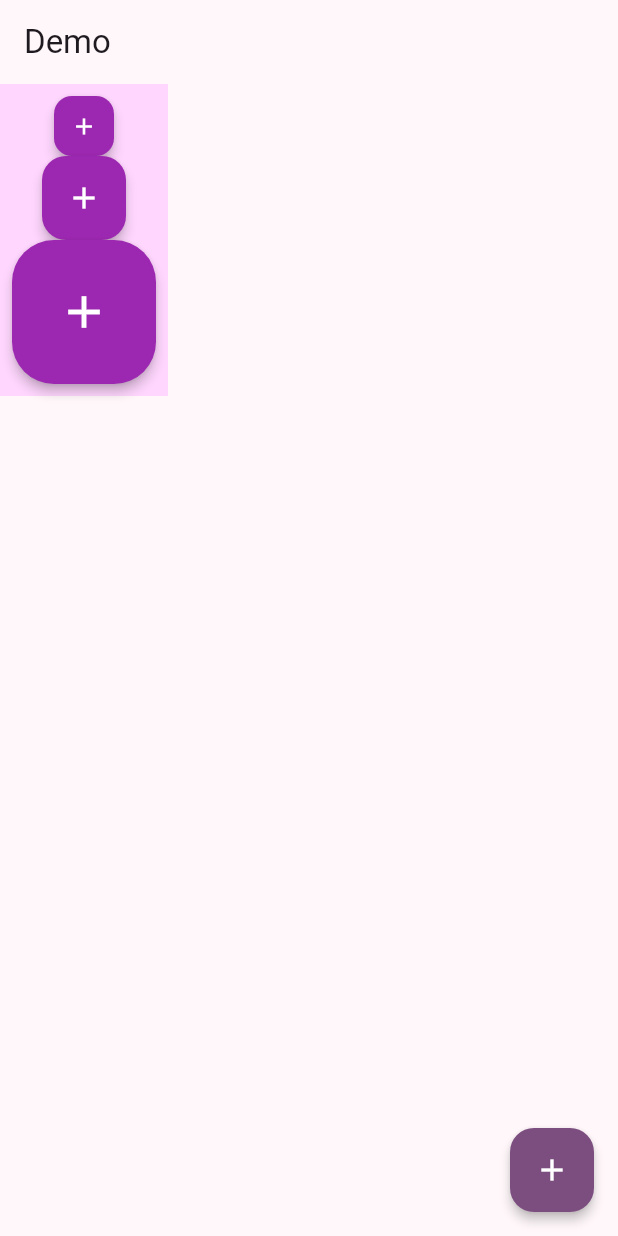
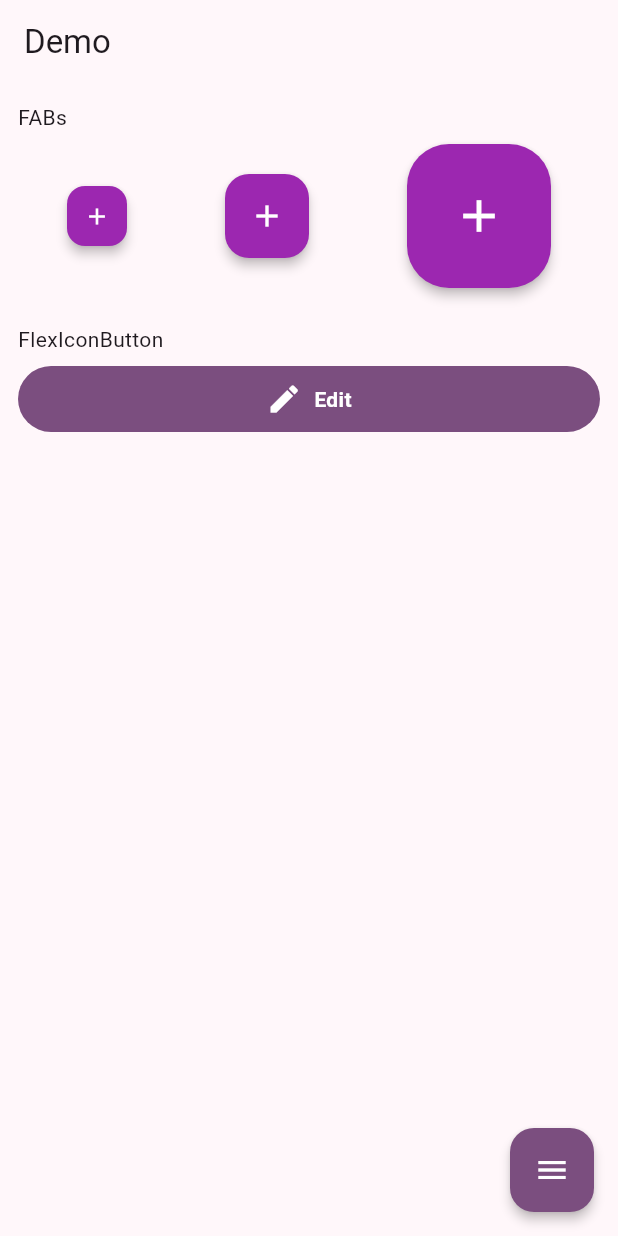
Before and after one commit to pochipochi-tudoi/m3_expressive_flutter, a Flutter app: the screen it shows after launch, on a phone screen of 412 x 824 dp. Run offline on Flutter 3.47's test engine with Material 3 defaults, Android fonts, the phone set to English and light mode, and no system bars.

Commit message:
feat: add FlexIconButton and CircularIconButton components; enhance M3eFab with menu functionality

```diff
--- a/example/lib/main.dart
+++ b/example/lib/main.dart
@@ -22,27 +22,19 @@ class MyApp extends StatelessWidget {
 
 class MyHomePage extends StatelessWidget {
   const MyHomePage({super.key});
-
   @override
   Widget build(BuildContext context) {
+    final primaryColor = Colors.grey;
+
     return Scaffold(
-      appBar: AppBar(title: Text('Demo')),
-      body: Column(children: [_Container(child: const _Fabs())]),
-      floatingActionButton: M3eFab.regular(
-        icon: const Icon(Icons.add),
-        color: Theme.of(context).colorScheme.primary,
-        onPressed: () {},
-      ),
-    );
-  }
-}
-
-class _Fabs extends StatelessWidget {
-  const _Fabs();
-
-  @override
-  Widget build(BuildContext context) {
-    return Column(
+      appBar: AppBar(title: const Text('Demo')),
+      body: ListView(
+        padding: const EdgeInsets.all(12),
+        children: [
+          const Text('FABs'),
+          const SizedBox(height: 8),
+          Row(
+            mainAxisAlignment: MainAxisAlignment.spaceAround,
             children: [
               M3eFab.small(
                 icon: const Icon(Icons.add),
@@ -60,19 +52,46 @@ class _Fabs extends StatelessWidget {
                 onPressed: () {},
               ),
             ],
+          ),
+          const SizedBox(height: 24),
+          const Text('FlexIconButton'),
+          const SizedBox(height: 8),
+          FlexIconButton(
+            icon: const Icon(Icons.edit),
+            fillColor: Theme.of(context).colorScheme.primary,
+            text: 'Edit',
+            onPressed: () {},
+          ),
+        ],
+      ),
+      floatingActionButton: M3eFab.menu(
+        child: Column(
+          children: [
+            FlexIconButton(
+              icon: const Icon(Icons.edit),
+              fillColor: primaryColor,
+              text: 'Edit',
+              onPressed: () {},
+            ),
+            const SizedBox(height: 8),
+            FlexIconButton(
+              icon: const Icon(Icons.train),
+              fillColor: primaryColor,
+              text: 'Train',
+              onPressed: () {},
+            ),
+            const SizedBox(height: 8),
+            FlexIconButton(
+              icon: const Icon(Icons.share),
+              fillColor: primaryColor,
+              text: 'Share',
+              onPressed: () {},
+            ),
+          ],
+        ),
+        color: Theme.of(context).colorScheme.primary,
+        icon: Icons.menu,
+      ),
     );
   }
 }
-
-class _Container extends StatelessWidget {
-  final Widget child;
-  const _Container({required this.child});
-
-  @override
-  Widget build(BuildContext context) {
-    return Container(
-      color: Theme.of(context).colorScheme.primaryContainer,
-      child: Padding(padding: const EdgeInsets.all(8.0), child: child),
-    );
-  }
-}
--- a/lib/m3_expressive_flutter.dart
+++ b/lib/m3_expressive_flutter.dart
@@ -1,2 +1,3 @@
 export 'src/shapes.dart';
 export 'src/fab/m3e_fab.dart';
+export 'src/button/flex_icon_button.dart';
--- /dev/null
+++ b/lib/src/button/circular_icon_button.dart
@@ -0,0 +1,84 @@
+import 'package:flutter/material.dart';
+
+/// A circular icon button typically used in FAB menus.
+/// Provides a Material Design circular button with an icon.
+class CircularIconButton extends StatelessWidget {
+  /// The icon to display inside the button
+  final Widget icon;
+
+  /// Button background color. If null, uses Theme's primaryContainer.
+  final Color? backgroundColor;
+
+  /// Icon color. If null, automatically calculated based on background.
+  final Color? iconColor;
+
+  /// Button diameter. Defaults to 48 for standard touch target.
+  final double size;
+
+  /// Elevation for shadow effect.
+  final double elevation;
+
+  /// Callback when button is pressed.
+  final VoidCallback? onPressed;
+
+  /// Tooltip message for accessibility.
+  final String? tooltip;
+
+  const CircularIconButton({
+    super.key,
+    required this.icon,
+    required this.onPressed,
+    this.backgroundColor,
+    this.iconColor,
+    this.size = 48,
+    this.elevation = 2,
+    this.tooltip,
+  });
+
+  @override
+  Widget build(BuildContext context) {
+    final theme = Theme.of(context);
+    final effectiveBackgroundColor = backgroundColor ??
+        theme.colorScheme.primaryContainer;
+
+    // Calculate icon color based on background luminance if not specified
+    final effectiveIconColor = iconColor ??
+        (effectiveBackgroundColor.computeLuminance() < 0.5
+            ? Colors.white
+            : Colors.black87);
+
+    Widget button = SizedBox(
+      width: size,
+      height: size,
+      child: Material(
+        color: effectiveBackgroundColor,
+        elevation: elevation,
+        shape: const CircleBorder(),
+        clipBehavior: Clip.antiAlias,
+        child: InkWell(
+          onTap: onPressed,
+          customBorder: const CircleBorder(),
+          child: Center(
+            child: IconTheme.merge(
+              data: IconThemeData(
+                color: effectiveIconColor,
+                size: size * 0.5, // Icon is half the button size
+              ),
+              child: icon,
+            ),
+          ),
+        ),
+      ),
+    );
+
+    // Add tooltip if specified
+    if (tooltip != null) {
+      button = Tooltip(
+        message: tooltip!,
+        child: button,
+      );
+    }
+
+    return button;
+  }
+}
--- /dev/null
+++ b/lib/src/button/flex_icon_button.dart
@@ -0,0 +1,86 @@
+import 'package:flutter/material.dart';
+
+/// A flexible-width icon + text filled button that sizes itself to its content width.
+/// API: [icon], [fillColor], [text]. Label text is white by default.
+class FlexIconButton extends StatelessWidget {
+  /// Leading icon widget.
+  final Widget icon;
+
+  /// Filled background color. If null, falls back to Theme.primary.
+  final Color? fillColor;
+
+  /// Button label. Defaults to white text color.
+  final String text;
+
+  /// Optional tap handler.
+  final VoidCallback? onPressed;
+
+  /// Height of the button surface.
+  final double height;
+
+  /// Internal horizontal padding.
+  final EdgeInsetsGeometry padding;
+
+  /// Corner radius.
+  final BorderRadiusGeometry borderRadius;
+
+  const FlexIconButton({
+    super.key,
+    required this.icon,
+    required this.text,
+    this.fillColor,
+    this.onPressed,
+    this.height = 44,
+    this.padding = const EdgeInsets.symmetric(horizontal: 16),
+    this.borderRadius = const BorderRadius.all(Radius.circular(12)),
+  });
+
+  @override
+  Widget build(BuildContext context) {
+    final scheme = Theme.of(context).colorScheme;
+    final bg = fillColor ?? scheme.primary;
+
+    final shape = RoundedRectangleBorder(
+      borderRadius: BorderRadius.circular(height / 2),
+    );
+
+    Widget child = ConstrainedBox(
+      constraints: BoxConstraints(minHeight: height),
+      child: Material(
+        color: bg,
+        shape: shape,
+        clipBehavior: Clip.antiAlias,
+        child: InkWell(
+          onTap: onPressed,
+          customBorder: shape,
+          child: Padding(
+            padding: padding,
+            child: Row(
+              mainAxisAlignment: MainAxisAlignment.center,
+              mainAxisSize: MainAxisSize.min,
+              children: [
+                IconTheme.merge(
+                  data: const IconThemeData(color: Colors.white),
+                  child: icon,
+                ),
+                const SizedBox(width: 8),
+                Flexible(
+                  child: Text(
+                    text,
+                    overflow: TextOverflow.ellipsis,
+                    style: const TextStyle(
+                      color: Colors.white,
+                      fontWeight: FontWeight.w600,
+                    ),
+                  ),
+                ),
+              ],
+            ),
+          ),
+        ),
+      ),
+    );
+
+    return child;
+  }
+}
--- /dev/null
+++ b/lib/src/fab/components/menu.dart
@@ -0,0 +1,147 @@
+import 'package:flutter/material.dart';
+
+import '../m3e_fab.dart';
+
+/// Menu付きのレギュラーFAB。
+/// 使い方: `M3e.WithMenu(child: Column(children:[CircularIconButton(...), ...]))`
+/// - required: [child]
+/// - 押す前のアイコンは [icon] で設定（デフォルト: Icons.add）。
+/// - 押すとアイコンがバツ（Icons.close）になり、[child] のメニューが表示。
+/// - 押下後の色は [openColor] で指定可能。
+class WithMenu extends StatefulWidget {
+  final Widget child; // メニューの中身（丸ボタンを縦に並べる想定）
+  final IconData icon; // 閉じているときのアイコン（デフォルト: add）
+  final Color? color; // FABの塗り色。未指定ならテーマに従う
+  final Color? openColor; // 開いているときのFAB色。未指定なら color と同じ
+
+  const WithMenu({
+    super.key,
+    required this.child,
+    required this.icon,
+    this.color,
+    this.openColor,
+  });
+
+  @override
+  State<WithMenu> createState() => _WithMenuState();
+}
+
+class _WithMenuState extends State<WithMenu>
+    with SingleTickerProviderStateMixin {
+  late final AnimationController _controller;
+  late final Animation<double> _turns; // 0 -> 0.25 turns (90度回転)
+  bool _open = false;
+
+  @override
+  void initState() {
+    super.initState();
+    _controller = AnimationController(
+      vsync: this,
+      duration: const Duration(milliseconds: 180),
+    );
+    _turns = CurvedAnimation(
+      parent: _controller,
+      curve: Curves.easeOutCubic,
+    ).drive(Tween<double>(begin: 0.0, end: 0.25));
+  }
+
+  @override
+  void dispose() {
+    _controller.dispose();
+    super.dispose();
+  }
+
+  void _toggle() {
+    setState(() {
+      _open = !_open;
+      if (_open) {
+        _controller.forward();
+      } else {
+        _controller.reverse();
+      }
+    });
+  }
+
+  @override
+  Widget build(BuildContext context) {
+    final theme =
+        Theme.of(context).extension<M3eFabTheme>() ?? const M3eFabTheme();
+
+    // メニュー本体（子要素のアニメーション表示）
+    final animatedMenu = _animation(
+      child: widget.child,
+      controller: _controller,
+      theme: theme,
+    );
+
+    // 状態に応じてアイコンを切替（閉: 指定icon / 開: バツ）+ 回転アニメーション
+    final currentIcon = _open ? Icons.close : widget.icon;
+    final icon = RotationTransition(turns: _turns, child: Icon(currentIcon));
+
+    // 状態に応じて色を切り替え
+    final currentColor = _open
+        ? (widget.openColor ?? widget.color)
+        : widget.color;
+
+    // トグル用のレギュラーサイズFAB
+    final fab = M3eFabCore(
+      icon: icon,
+      color: currentColor,
+      size: FabSize.regular,
+      onPressed: _toggle,
+    );
+
+    return Column(
+      mainAxisSize: MainAxisSize.min,
+      crossAxisAlignment: CrossAxisAlignment.end,
+      children: [
+        // メニュー（上に展開）
+        animatedMenu,
+        const SizedBox(height: 12),
+        fab,
+      ],
+    );
+  }
+
+  // _animation() でプライベートクラスを返す実装
+  Widget _animation({
+    required Widget child,
+    required AnimationController controller,
+    required M3eFabTheme theme,
+  }) {
+    return _MenuAnimation(child: child, controller: controller, theme: theme);
+  }
+}
+
+/// メニュー部分のアニメーション（非公開）
+class _MenuAnimation extends StatelessWidget {
+  final Widget child;
+  final AnimationController controller;
+  final M3eFabTheme theme;
+
+  const _MenuAnimation({
+    required this.child,
+    required this.controller,
+    required this.theme,
+  });
+
+  @override
+  Widget build(BuildContext context) {
+    final fade = CurvedAnimation(
+      parent: controller,
+      curve: Curves.easeOutCubic,
+    );
+    final slide = Tween<Offset>(
+      begin: const Offset(0, 0.1),
+      end: Offset.zero,
+    ).animate(CurvedAnimation(parent: controller, curve: Curves.easeOutCubic));
+
+    return Align(
+      alignment: Alignment.centerRight,
+      child: FadeTransition(
+        opacity: fade,
+        child: SlideTransition(position: slide, child: child),
+      ),
+    );
+  }
+}
--- a/lib/src/fab/m3e_fab.dart
+++ b/lib/src/fab/m3e_fab.dart
@@ -2,6 +2,7 @@ library m3e_fab;
 
 import 'package:flutter/material.dart';
 import 'package:m3_expressive_flutter/src/fab/components/large.dart';
+import 'package:m3_expressive_flutter/src/fab/components/menu.dart';
 import 'package:m3_expressive_flutter/src/fab/components/regular.dart';
 import 'package:m3_expressive_flutter/src/fab/components/small.dart';
 
@@ -26,6 +27,14 @@ class M3eFab {
     Color? color,
     required VoidCallback? onPressed,
   }) => Large(icon: icon, color: color, onPressed: onPressed);
+
+  static WithMenu menu({
+    Key? key,
+    required Widget child,
+    IconData icon = Icons.add,
+    Color? color,
+    Color? openColor,
+  }) => WithMenu(key: key, child: child, icon: icon, color: color, openColor: openColor);
 }
 
 /* ---------------- 共通テーマ & コア実装（非公開） ---------------- */
```
Lines whose indentation alone changed are shown as unchanged.
